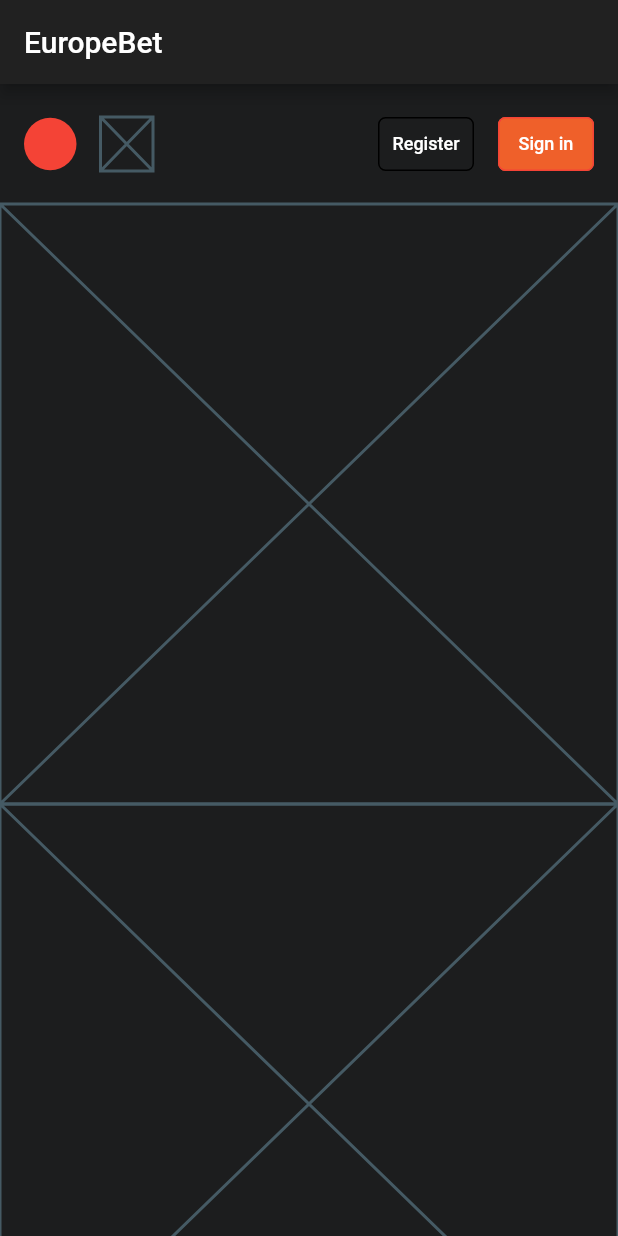
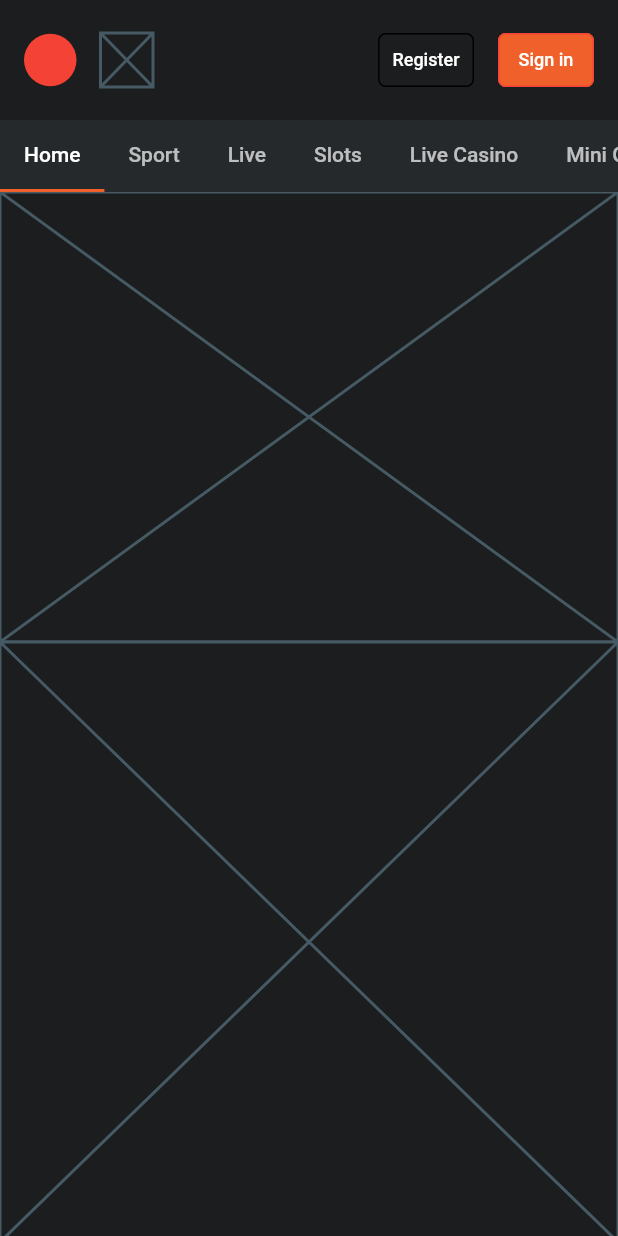
Before and after one commit to MT13/europebet-main, a Flutter app: the screen it shows after launch, on a phone screen of 412 x 824 dp. Run offline on Flutter 3.47's test engine with Material 2 defaults, Android fonts, the phone set to English and light mode, and no system bars; generated files the repository leaves out were written again; Roboto replaces fonts that are missing (Helvetica).

Commit message:
Added NavBar

```diff
--- a/lib/home_page.dart
+++ b/lib/home_page.dart
@@ -84,8 +84,63 @@ class _HomePageState extends State<HomePage> {
     );
   }
 
-  Container _createNavBar() {
+  Widget _homePageView() {
     return Container(child: Placeholder());
+  }
+
+  Widget _dummyTabView(){
+    return Container(
+      child: Center(
+        child: Text("Not implemented yet =)"),
+      )
+    );
+  }
+  DefaultTabController _createNavBar() {
+    return DefaultTabController(
+      length: 11,
+      initialIndex: 0,
+      child: Container(
+        color: Theme.of(context).colorScheme.surface,
+        child: Column(
+          children: [
+            TabBar(
+              tabs: [
+                Tab(text: AppLocalizations.of(context).home),
+                Tab(text: AppLocalizations.of(context).sport),
+                Tab(text: AppLocalizations.of(context).live),
+                Tab(text: AppLocalizations.of(context).slots),
+                Tab(text: AppLocalizations.of(context).liveCasino),
+                Tab(text: AppLocalizations.of(context).miniGames),
+                Tab(text: AppLocalizations.of(context).poker),
+                Tab(text: AppLocalizations.of(context).tableGames),
+                Tab(text: AppLocalizations.of(context).virtualGames),
+                Tab(text: AppLocalizations.of(context).tvGames),
+                Tab(text: AppLocalizations.of(context).promotions),
+              ],
+              isScrollable: true,
+            ),
+            Container(
+              color: Theme.of(context).colorScheme.background,
+                height: 300.0,
+                child: TabBarView(
+                  children: [
+                    _homePageView(),
+                    _dummyTabView(),
+                    _dummyTabView(),
+                    _dummyTabView(),
+                    _dummyTabView(),
+                    _dummyTabView(),
+                    _dummyTabView(),
+                    _dummyTabView(),
+                    _dummyTabView(),
+                    _dummyTabView(),
+                    _dummyTabView(),
+                  ],
+                ))
+          ],
+        ),
+      ),
+    );
   }
 
   Container _createMainSwipe() {
@@ -103,17 +158,12 @@ class _HomePageState extends State<HomePage> {
   @override
   Widget build(BuildContext context) {
     return Scaffold(
-      appBar: AppBar(
-        title: Text(widget.title),
-      ),
       body: SingleChildScrollView(
         child: Container(
           color: Theme.of(context).colorScheme.background,
           child: Column(children: <Widget>[
             _createTopBar(),
             _createNavBar(),
-            _createMainSwipe(),
-            _createSwipeList(),
             _createBottomContainer(),
           ]),
         ),
--- a/lib/l10n/app_en.arb
+++ b/lib/l10n/app_en.arb
@@ -3,5 +3,38 @@
   "@signIn": {},
 
   "register": "Register",
-  "@register": {}
+  "@register": {},
+
+  "home": "Home",
+  "@home": {},
+
+  "sport": "Sport",
+  "@sport":{},
+
+  "live": "Live",
+  "@live": {},
+
+  "slots": "Slots",
+  "@slots": {},
+
+  "liveCasino": "Live Casino",
+  "@liveCasino": {},
+
+  "miniGames": "Mini Games",
+  "@miniGames": {},
+
+  "poker": "Poker",
+  "@poker": {},
+
+  "tableGames": "Table Games",
+  "@tableGames": {},
+
+  "virtualGames": "Virtual Games",
+  "@virtualGames": {},
+
+  "tvGames": "TV Games",
+  "@tvGames": {},
+
+  "promotions": "Promotions",
+  "@promotions": {}
 }
--- a/lib/main.dart
+++ b/lib/main.dart
@@ -28,7 +28,7 @@ class EuropeBetMain extends StatelessWidget {
           primaryVariant: Color(0xFF1C1D1E),
           secondary: Color(0xFFEF602A),
           secondaryVariant: Color(0xFFF05A22),
-          surface: Color(0xFF1C1D1E),
+          surface: Color(0xFF25292B),
           onSurface: Colors.white,
         ),
 
```
